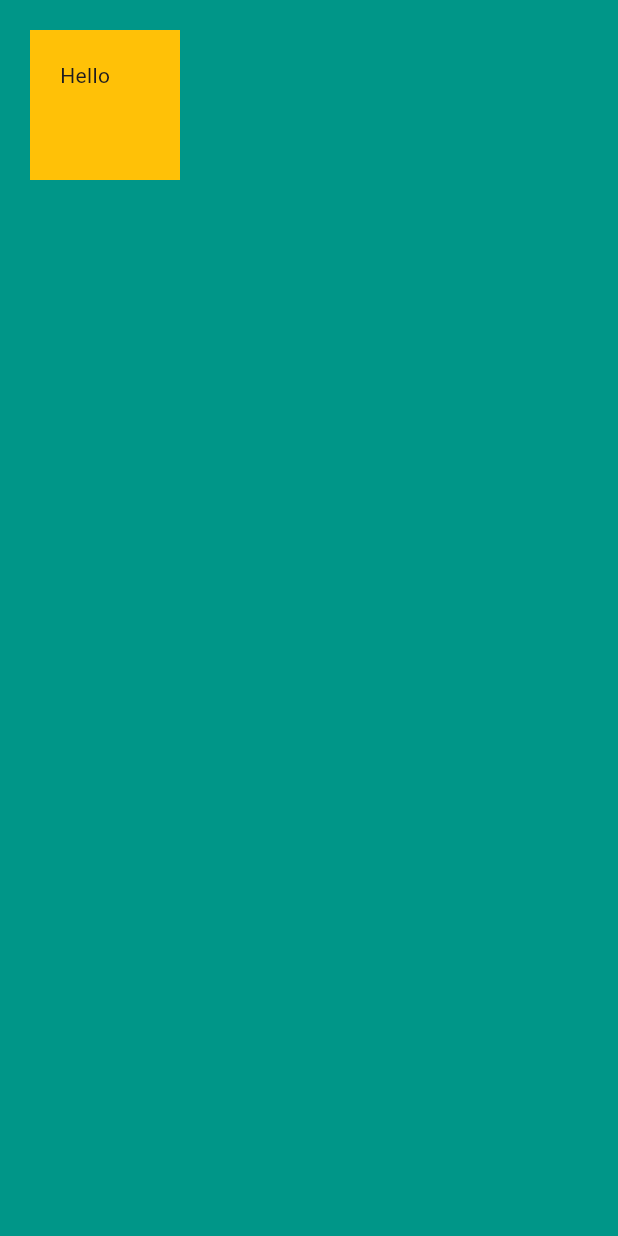
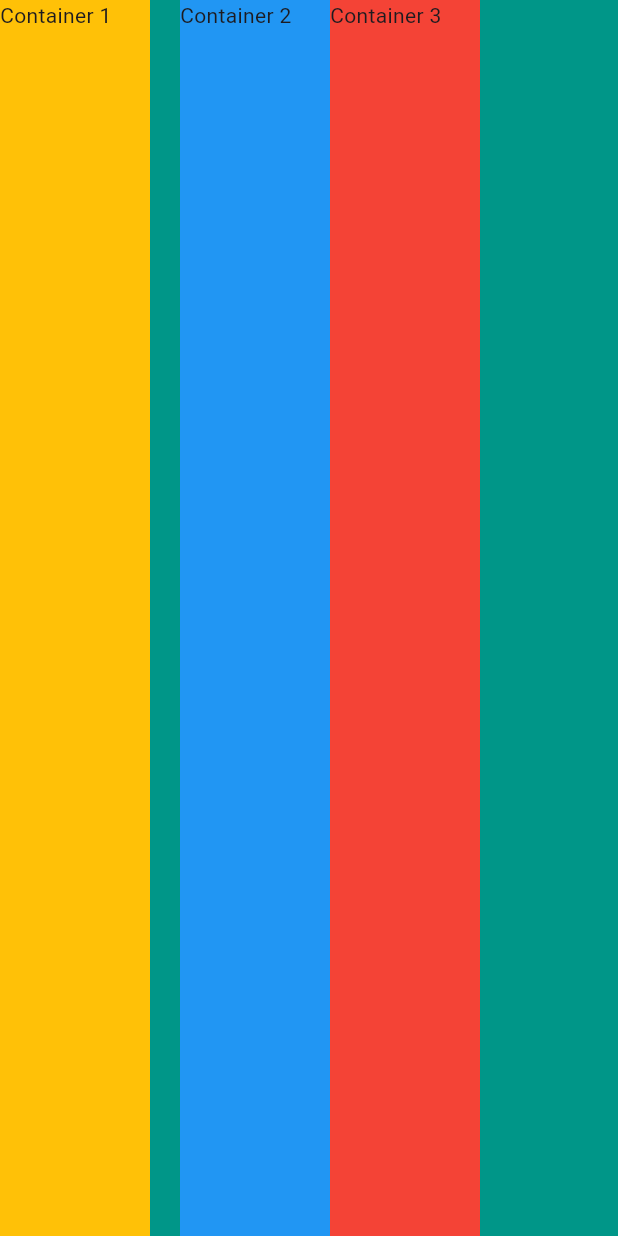
Before and after one commit to RAWMIC17/Business-card, a Flutter app: the screen it shows after launch, on a phone screen of 412 x 824 dp. Run offline on Flutter 3.47's test engine with Material 3 defaults, Android fonts, the phone set to English and light mode, and no system bars; our stand-ins replace velocity_x.

Commit message:
2nd commit

```diff
--- a/lib/main.dart
+++ b/lib/main.dart
@@ -14,19 +14,44 @@ class MainApp extends StatelessWidget {
       debugShowCheckedModeBanner: false,
       home: Scaffold(
         backgroundColor: Colors.teal,
-        body: SafeArea(//to bring widgets to user visible areas
-          child: Container(
+        body: SafeArea(
+            //to bring widgets to user visible areas
+            child: Row(//similar to row
+          //limits its width to child's width
+          //mainAxisSize: MainAxisSize.min,//takes same size as children, no extra space is taken
+          verticalDirection:
+              VerticalDirection.down, //to get children order from up to down
+          mainAxisAlignment: MainAxisAlignment
+              .start, //vertical,by default start is selected, also choose center
+          crossAxisAlignment: CrossAxisAlignment.stretch, //horizontal, start is default, can choose stretch, center
+          children: [
+            Container(
               height: 100,
-            width: 100,
-            margin: EdgeInsets.all(20),//to set margin around the container
+              width: 100,//double.infinity
+              // margin: EdgeInsets.all(20),//to set margin around the container
               //container without a child, tris to be as big as possible
-            padding: EdgeInsets.all(20),// to st padding for the child of container
+              //padding: EdgeInsets.all(20),// to st padding for the child of container
               color: Colors.amber,
-            child: "Hello"
+              child: "Container 1"
                   .text
                   .make(), //with child, it assigns itself size of child
             ),
+            SizedBox(width: 20 ,),//provide width in case of row
+            Container(
+              height: 100,
+              width: 100,//double.infinity
+              color: Colors.blue,
+              child: "Container 2".text.make(),
             ),
+            Container(
+              height: 100,
+              width: 100,//double.infinity
+              color: Colors.red,
+              child: "Container 3".text.make(),
+            ),
+            //Container(width: double.infinity,)//alternate to stretch column width
+          ],
+        )),
       ),
     );
   }
```
Lines whose indentation alone changed are shown as unchanged.
